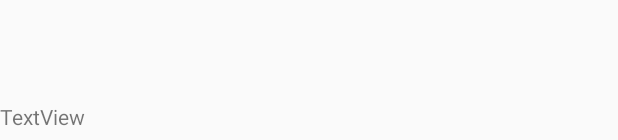
After one commit to breakpoint-4901/911-Simulator, an Android app: the layout activity_email.xml on its own in the app's theme, with its tools: preview values and no code run, on a phone screen of 412 x 824 dp. The commit adds this screen. Shown: the part 1093-1233 px from the top of the screen. Run offline under Robolectric (Android 15) with nearby library versions, the phone set to English and light mode, and no system bars; Roboto replaces fonts that are not available here.

Commit message:
added email and connect activities and connected buttons

```diff
--- /dev/null
+++ b/app/src/main/res/layout/activity_email.xml
@@ -0,0 +1,17 @@
+<?xml version="1.0" encoding="utf-8"?>
+<android.support.constraint.ConstraintLayout xmlns:android="http://schemas.android.com/apk/res/android"
+    xmlns:app="http://schemas.android.com/apk/res-auto"
+    xmlns:tools="http://schemas.android.com/tools"
+    android:layout_width="match_parent"
+    android:layout_height="match_parent"
+    tools:context=".EmailActivity">
+
+    <TextView
+        android:id="@+id/textView"
+        android:layout_width="wrap_content"
+        android:layout_height="wrap_content"
+        android:layout_marginBottom="8dp"
+        android:text="TextView"
+        app:layout_constraintBottom_toBottomOf="parent"
+        tools:layout_editor_absoluteX="176dp" />
+</android.support.constraint.ConstraintLayout>
```
Also changed, not shown: app/src/main/AndroidManifest.xml (+10 -0 lines), app/src/main/java/com/example/a911simulator/ConnectActivity.java (added, +13 -0 lines), app/src/main/java/com/example/a911simulator/EmailActivity.java (added, +13 -0 lines), app/src/main/java/com/example/a911simulator/HomeActivity.java (+42 -0 lines), app/src/main/res/layout/activity_connect.xml (added, +17 -0 lines).
